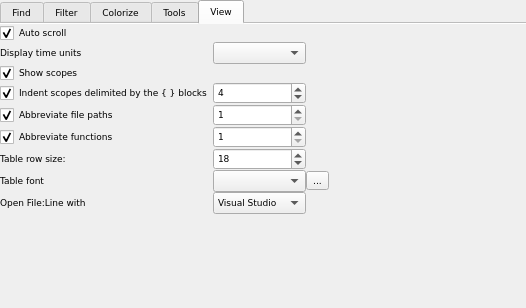
Qt form trace_server/settingslog.ui (mojmir-svoboda/DbgToolkit) before a commit.
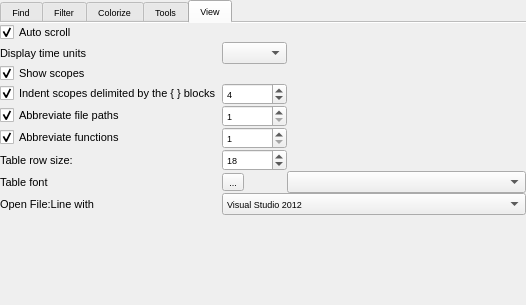
The same form after that commit. The open tabs and pages were chosen to show the change. Icons and pictures are not drawn. Custom widgets are drawn as their Qt base class.

Commit message: + open file with visual studio

```diff
--- a/trace_server/settingslog.ui
+++ b/trace_server/settingslog.ui
@@ -7,7 +7,7 @@
     <x>0</x>
     <y>0</y>
     <width>526</width>
-    <height>308</height>
+    <height>305</height>
    </rect>
   </property>
   <property name="minimumSize">
@@ -68,7 +68,7 @@
        <widget class="QTabWidget" name="groupingWidget">
         <property name="font">
          <font>
-          <family>Verdana</family>
+          <family>MS Shell Dlg 2</family>
           <pointsize>7</pointsize>
          </font>
         </property>
@@ -559,12 +559,27 @@
             <property name="spacing">
              <number>0</number>
             </property>
+            <item row="7" column="1">
+             <widget class="QToolButton" name="tableFontToolButton">
+              <property name="font">
+               <font>
+                <family>MS Shell Dlg 2</family>
+               </font>
+              </property>
+              <property name="layoutDirection">
+               <enum>Qt::LeftToRight</enum>
+              </property>
+              <property name="text">
+               <string>...</string>
+              </property>
+             </widget>
+            </item>
             <item row="3" column="0">
              <widget class="QCheckBox" name="indentCheckBox">
               <property name="font">
                <font>
-                <family>Verdana</family>
-                <pointsize>7</pointsize>
+                <family>MS Shell Dlg 2</family>
+                <pointsize>8</pointsize>
                </font>
               </property>
               <property name="text">
@@ -579,8 +594,8 @@
              <widget class="QCheckBox" name="scopesCheckBox">
               <property name="font">
                <font>
-                <family>Verdana</family>
-                <pointsize>7</pointsize>
+                <family>MS Shell Dlg 2</family>
+                <pointsize>8</pointsize>
                </font>
               </property>
               <property name="text">
@@ -593,6 +608,12 @@
             </item>
             <item row="1" column="0">
              <widget class="QLabel" name="label_3">
+              <property name="font">
+               <font>
+                <family>MS Shell Dlg 2</family>
+                <pointsize>8</pointsize>
+               </font>
+              </property>
               <property name="text">
                <string>Display time units</string>
               </property>
@@ -602,8 +623,8 @@
              <widget class="QCheckBox" name="cutPathCheckBox">
               <property name="font">
                <font>
-                <family>Verdana</family>
-                <pointsize>7</pointsize>
+                <family>MS Shell Dlg 2</family>
+                <pointsize>8</pointsize>
                </font>
               </property>
               <property name="text">
@@ -616,6 +637,11 @@
             </item>
             <item row="6" column="1">
              <widget class="QSpinBox" name="tableRowSizeSpinBox">
+              <property name="font">
+               <font>
+                <family>MS Shell Dlg 2</family>
+               </font>
+              </property>
               <property name="value">
                <number>18</number>
               </property>
@@ -623,6 +649,11 @@
             </item>
             <item row="4" column="1">
              <widget class="QSpinBox" name="cutPathSpinBox">
+              <property name="font">
+               <font>
+                <family>MS Shell Dlg 2</family>
+               </font>
+              </property>
               <property name="minimum">
                <number>1</number>
               </property>
@@ -636,6 +667,11 @@
             </item>
             <item row="5" column="1">
              <widget class="QSpinBox" name="cutNamespaceSpinBox">
+              <property name="font">
+               <font>
+                <family>MS Shell Dlg 2</family>
+               </font>
+              </property>
               <property name="minimum">
                <number>1</number>
               </property>
@@ -651,8 +687,8 @@
              <widget class="QCheckBox" name="cutNamespaceCheckBox">
               <property name="font">
                <font>
-                <family>Verdana</family>
-                <pointsize>7</pointsize>
+                <family>MS Shell Dlg 2</family>
+                <pointsize>8</pointsize>
                </font>
               </property>
               <property name="text">
@@ -665,6 +701,11 @@
             </item>
             <item row="3" column="1">
              <widget class="QSpinBox" name="indentSpinBox">
+              <property name="font">
+               <font>
+                <family>MS Shell Dlg 2</family>
+               </font>
+              </property>
               <property name="minimum">
                <number>0</number>
               </property>
@@ -677,14 +718,20 @@
              </widget>
             </item>
             <item row="1" column="1">
-             <widget class="TimeComboBox" name="timeComboBox"/>
+             <widget class="TimeComboBox" name="timeComboBox">
+              <property name="font">
+               <font>
+                <family>MS Shell Dlg 2</family>
+               </font>
+              </property>
+             </widget>
             </item>
             <item row="0" column="0">
              <widget class="QCheckBox" name="autoScrollCheckBox">
               <property name="font">
                <font>
-                <family>Verdana</family>
-                <pointsize>7</pointsize>
+                <family>MS Shell Dlg 2</family>
+                <pointsize>8</pointsize>
                </font>
               </property>
               <property name="toolTip">
@@ -704,6 +751,12 @@
             </item>
             <item row="6" column="0">
              <widget class="QLabel" name="label_17">
+              <property name="font">
+               <font>
+                <family>MS Shell Dlg 2</family>
+                <pointsize>8</pointsize>
+               </font>
+              </property>
               <property name="text">
                <string>Table row size:</string>
               </property>
@@ -711,23 +764,24 @@
             </item>
             <item row="7" column="0">
              <widget class="QLabel" name="label_18">
+              <property name="font">
+               <font>
+                <family>MS Shell Dlg 2</family>
+                <pointsize>8</pointsize>
+               </font>
+              </property>
               <property name="text">
                <string>Table font</string>
               </property>
              </widget>
             </item>
-            <item row="7" column="1">
-             <widget class="QComboBox" name="tableFontComboBox"/>
-            </item>
-            <item row="7" column="2">
-             <widget class="QToolButton" name="tableFontToolButton">
-              <property name="text">
-               <string>...</string>
-              </property>
-             </widget>
-            </item>
-            <item row="9" column="0">
+            <item row="10" column="0">
              <spacer name="verticalSpacer">
+              <property name="font">
+               <font>
+                <family>MS Shell Dlg 2</family>
+               </font>
+              </property>
               <property name="orientation">
                <enum>Qt::Vertical</enum>
               </property>
@@ -739,8 +793,50 @@
               </property>
              </spacer>
             </item>
+            <item row="9" column="0">
+             <widget class="QLabel" name="label_4">
+              <property name="font">
+               <font>
+                <family>MS Shell Dlg 2</family>
+                <pointsize>8</pointsize>
+               </font>
+              </property>
+              <property name="text">
+               <string>Open File:Line with</string>
+              </property>
+             </widget>
+            </item>
+            <item row="9" column="1" colspan="2">
+             <widget class="QComboBox" name="openFileWithComboBox">
+              <item>
+               <property name="text">
+                <string>Visual Studio 2012</string>
+               </property>
+              </item>
+              <item>
+               <property name="text">
+                <string>Visual Studio 2010</string>
+               </property>
+              </item>
+              <item>
+               <property name="text">
+                <string>Visual Studio 2008</string>
+               </property>
+              </item>
+              <item>
+               <property name="text">
+                <string>gVim</string>
+               </property>
+              </item>
+             </widget>
+            </item>
             <item row="5" column="2">
              <spacer name="horizontalSpacer_2">
+              <property name="font">
+               <font>
+                <family>MS Shell Dlg 2</family>
+               </font>
+              </property>
               <property name="orientation">
                <enum>Qt::Horizontal</enum>
               </property>
@@ -752,22 +848,15 @@
               </property>
              </spacer>
             </item>
-            <item row="8" column="0">
-             <widget class="QLabel" name="label_4">
-              <property name="text">
-               <string>Open File:Line with</string>
+            <item row="7" column="2">
+             <widget class="QComboBox" name="tableFontComboBox">
+              <property name="font">
+               <font>
+                <family>MS Shell Dlg 2</family>
+               </font>
               </property>
              </widget>
             </item>
-            <item row="8" column="1">
-             <widget class="QComboBox" name="comboBox">
-              <item>
-               <property name="text">
-                <string>Visual Studio</string>
-               </property>
-              </item>
-             </widget>
-            </item>
            </layout>
           </item>
          </layout>
```
Left out of the diff: 99 changed lines with no effect on the pictures. The commit also changes 2 other files.
